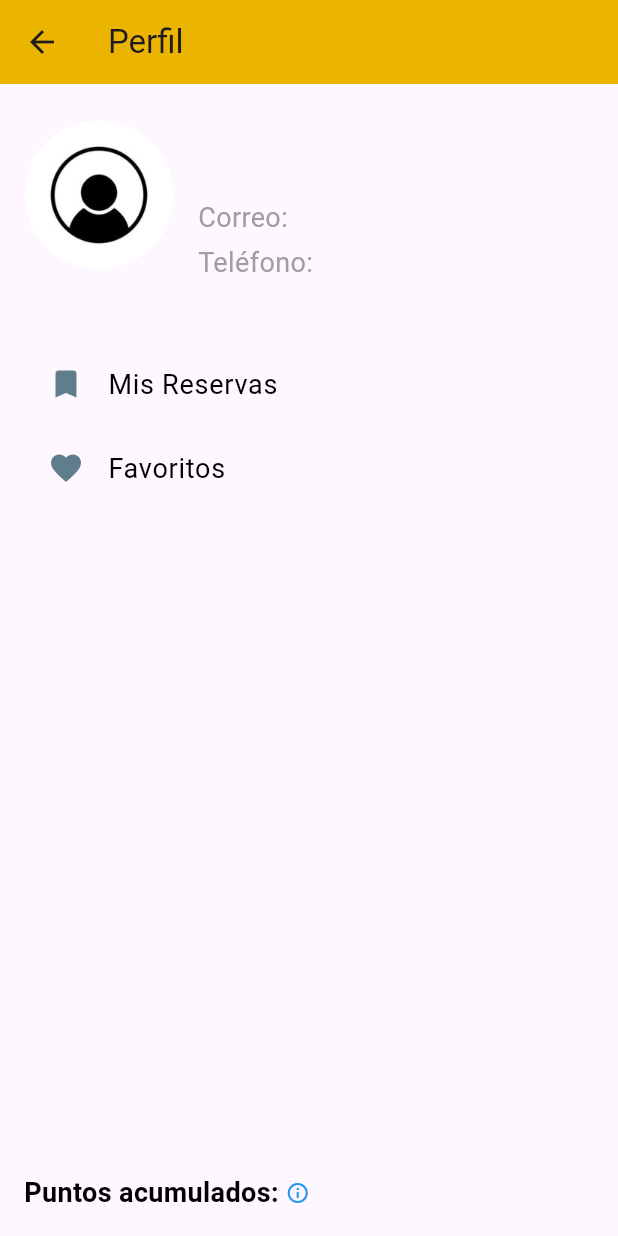
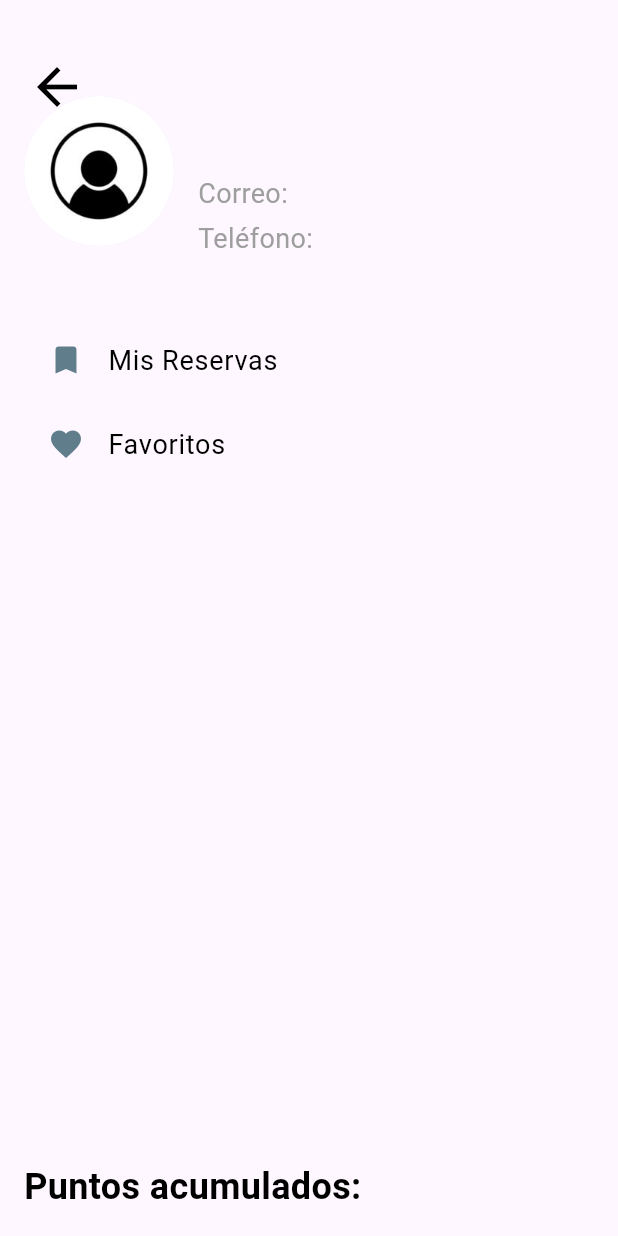
Before and after one commit to luciia14/Interfaces, a Flutter app: the ProfilePage screen opened directly with empty values, on a phone screen of 412 x 824 dp. Run offline on Flutter 3.47's test engine with Material 3 defaults, Android fonts, the phone set to English and light mode, and no system bars.

Commit message:
Update profile_page.dart

```diff
--- a/lib/profile_page.dart
+++ b/lib/profile_page.dart
@@ -1,7 +1,5 @@
 import 'package:flutter/material.dart';
-import 'reservas.dart';
-import 'favoritos.dart';
-import 'products_lists_view.dart';
+import 'products_lists_view.dart'; // Asegúrate de importar el MainLayout aquí
 
 class ProfilePage extends StatelessWidget {
   final Map<String, dynamic> usuario;
@@ -18,15 +16,16 @@ class ProfilePage extends StatelessWidget {
   @override
   Widget build(BuildContext context) {
     return Scaffold(
-      appBar: AppBar(
-        title: const Text('Perfil'),
-        backgroundColor: const Color.fromARGB(255, 235, 180, 0),
-      ),
-      body: Padding(
+      body: Stack(
+        children: [
+          Padding(
             padding: const EdgeInsets.all(16.0),
             child: Column(
               crossAxisAlignment: CrossAxisAlignment.start,
               children: [
+                // Espacio adicional antes de la foto y nombre
+                const SizedBox(height: 40),  // Aumenté este valor para más espacio
+
                 Row(
                   children: [
                     const CircleAvatar(
@@ -90,31 +89,41 @@ class ProfilePage extends StatelessWidget {
                 ),
                 Align(
                   alignment: Alignment.bottomLeft,
-              child: Row(
-                children: [
-                  Text(
+                  child: Text(
                     'Puntos acumulados: ${usuario['puntos']}',
                     style: const TextStyle(
-                      fontSize: 18,
+                      fontSize: 24,
                       fontWeight: FontWeight.bold,
                       color: Colors.black,
                     ),
-                  ),
-                  // Tooltip al pasar el ratón sobre el icono
-                  const Tooltip(
-                    message:
-                        'Los puntos acumulados se utilizan para obtener descuentos, recompensas exclusivas y otros beneficios dentro de la aplicación. ¡Sigue participando para ganar más!',
-                    child: const Icon(
-                      Icons.info_outline,
-                      color: Colors.blue,
-                      size: 16,
                   ),
                 ),
               ],
             ),
           ),
+
+          // La flecha en la esquina izquierda
+          Positioned(
+            top: 30, // Ajusta la posición vertical
+            left: 10, // Ajusta la posición horizontal
+            child: IconButton(
+              icon: Icon(
+                Icons.arrow_back,
+                size: 40.0,
+                color: Colors.black,
+              ),
+              onPressed: () {
+                Navigator.pushAndRemoveUntil(
+                  context,
+                  MaterialPageRoute(
+                    builder: (context) => MainLayout(usuario: usuario),
+                  ),
+                  (route) => false, // Elimina las rutas anteriores
+                );
+              },
+            ),
+          ),
         ],
-        ),
       ),
     );
   }
```
Lines whose indentation alone changed are shown as unchanged.
